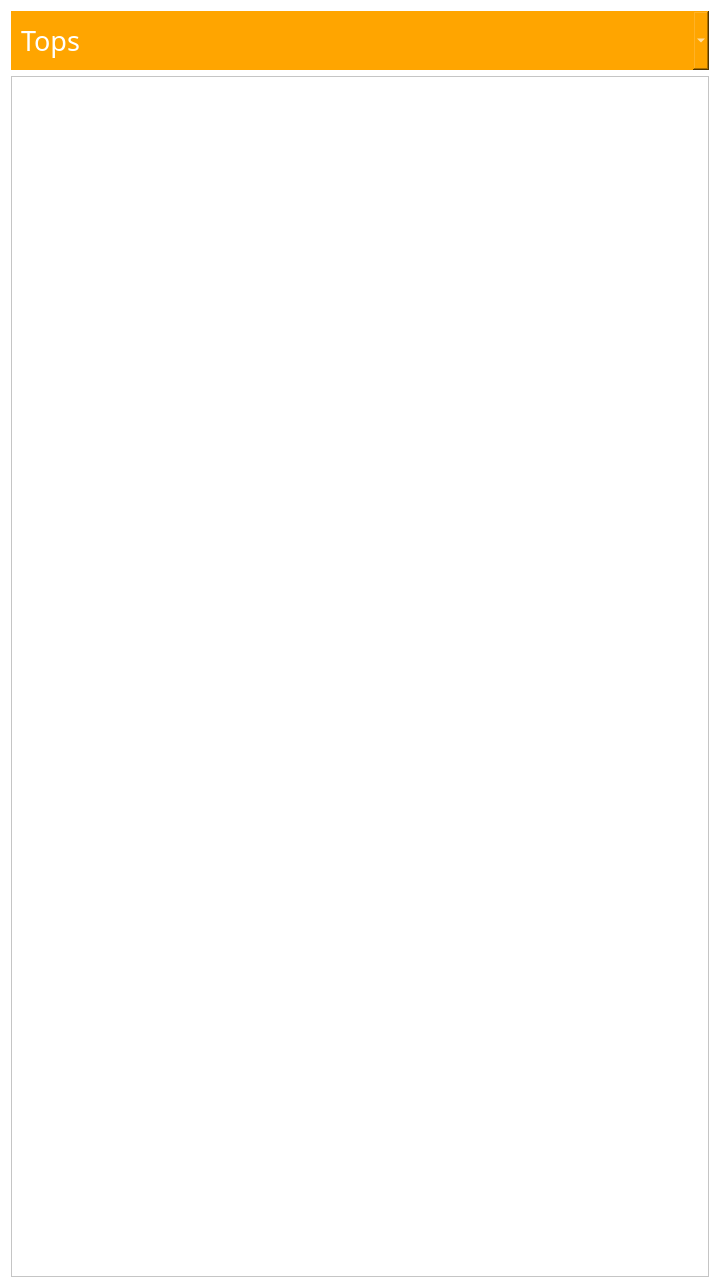
This is ClosetUi.ui in beaesguerra/dressr as Qt 5 draws it before an edit. The edited form follows.
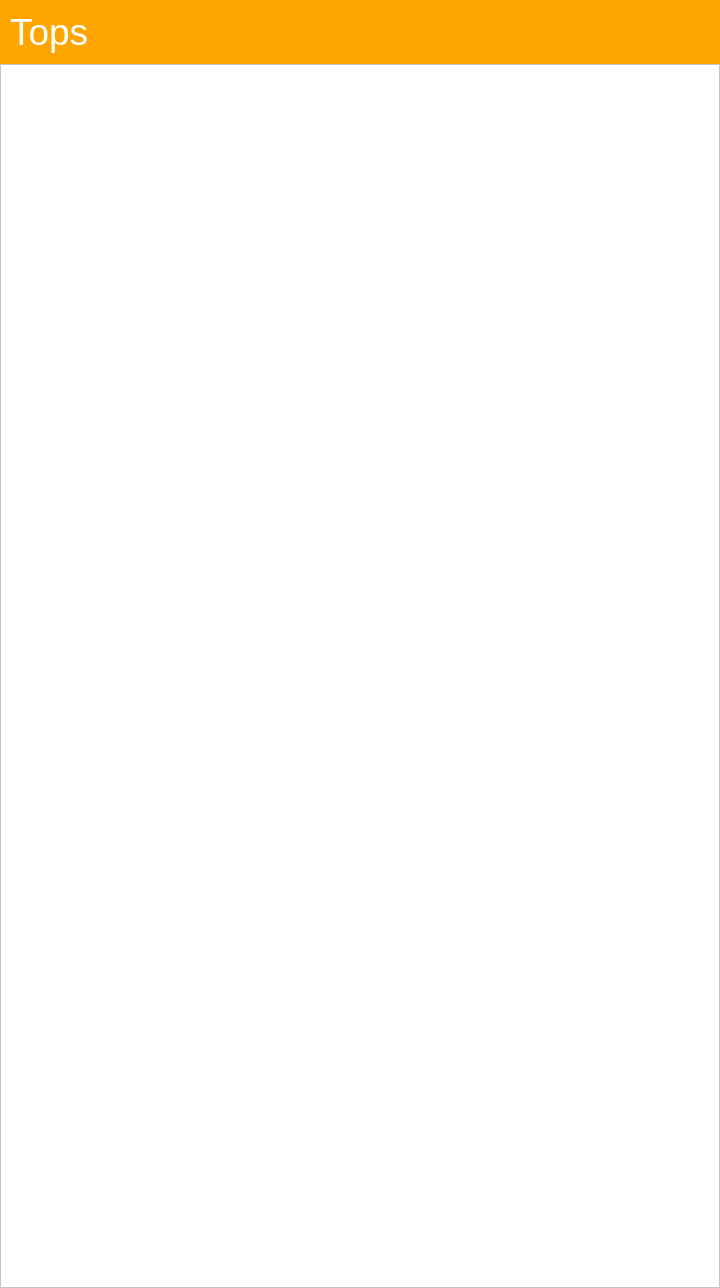
This is the edited form.

The edit to the form file:
```diff
--- a/ClosetUi.ui
+++ b/ClosetUi.ui
@@ -26,6 +26,21 @@
    <string notr="true">background-color: white;</string>
   </property>
   <layout class="QVBoxLayout" name="verticalLayout">
+   <property name="spacing">
+    <number>0</number>
+   </property>
+   <property name="leftMargin">
+    <number>0</number>
+   </property>
+   <property name="topMargin">
+    <number>0</number>
+   </property>
+   <property name="rightMargin">
+    <number>0</number>
+   </property>
+   <property name="bottomMargin">
+    <number>0</number>
+   </property>
    <item>
     <widget class="QComboBox" name="filters">
      <property name="sizePolicy">
@@ -37,21 +52,29 @@
      <property name="minimumSize">
       <size>
        <width>0</width>
-       <height>52</height>
+       <height>0</height>
       </size>
      </property>
      <property name="font">
       <font>
-       <family>KacstPen</family>
-       <pointsize>20</pointsize>
+       <pointsize>28</pointsize>
       </font>
      </property>
      <property name="styleSheet">
-      <string notr="true">border-radius:0px; 
-background-color: orange;
-padding: 10px;
-color: white;
-</string>
+      <string notr="true">* {
+	border-radius:0px; 
+	background-color: orange;	
+	padding: 10px 10px;
+	color: white;
+}
+
+QComboBox::down-arrow{
+	image: none;
+}
+
+QComboBox::drop-down {
+	border: none;
+}</string>
      </property>
      <property name="currentText">
       <string notr="true">Tops</string>
@@ -71,7 +94,7 @@
    <item>
     <widget class="QScrollArea" name="scrollArea">
      <property name="verticalScrollBarPolicy">
-      <enum>Qt::ScrollBarAsNeeded</enum>
+      <enum>Qt::ScrollBarAlwaysOff</enum>
      </property>
      <property name="horizontalScrollBarPolicy">
       <enum>Qt::ScrollBarAlwaysOff</enum>
@@ -87,8 +110,8 @@
        <rect>
         <x>0</x>
         <y>0</y>
-        <width>700</width>
-        <height>1210</height>
+        <width>718</width>
+        <height>1213</height>
        </rect>
       </property>
       <layout class="QVBoxLayout" name="verticalLayout_2"/>
```
